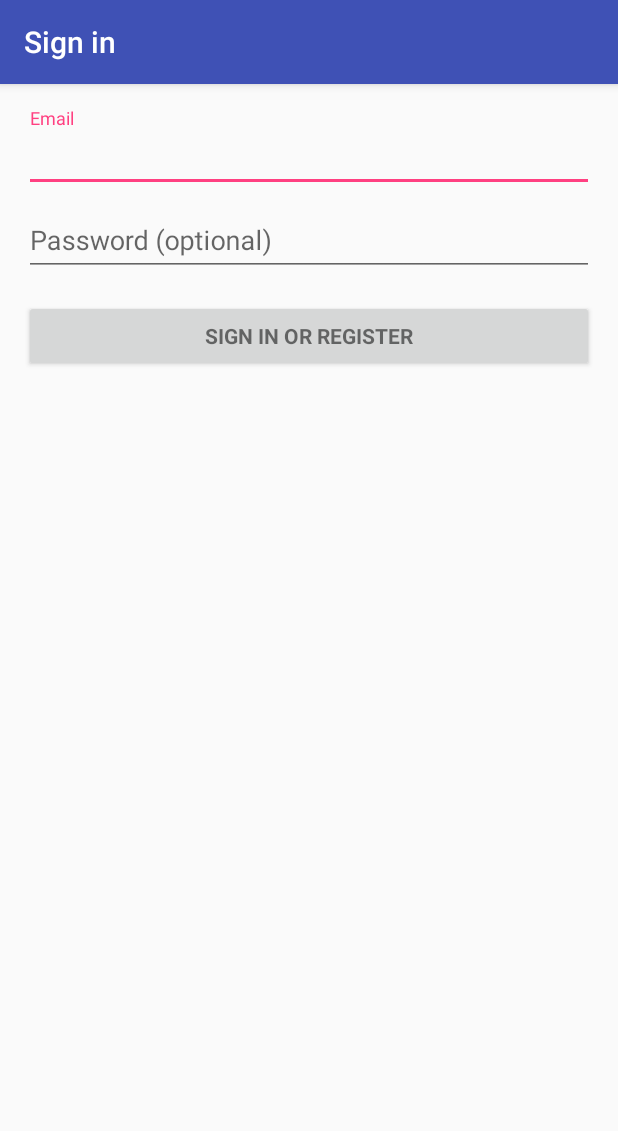
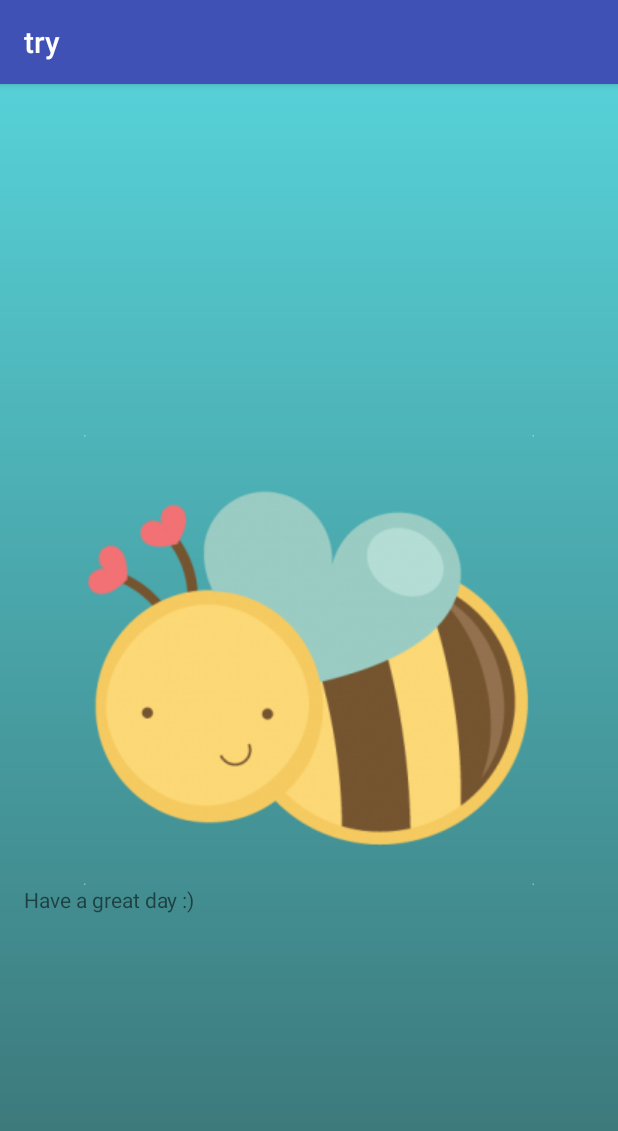
Before and after one commit to Galit1321/Android, an Android app: the first screen one second after launch (LoginActivity before the commit, MainActivity after it), on a phone screen of 412 x 824 dp. Shown: the top 1131 px of the screen. Run offline under Robolectric (Android 15) with nearby library versions, the phone set to English and light mode, and no system bars.

Commit message:
change stirng of main activity and modified login java

```diff
--- a/app/src/main/java/com/example/revit/atry/MainActivity.java
+++ b/app/src/main/java/com/example/revit/atry/MainActivity.java
@@ -4,6 +4,8 @@ import android.content.Intent;
 import android.graphics.Color;
 import android.os.Bundle;
 
+import android.os.Handler;
+import android.os.Message;
 import android.support.v7.app.AppCompatActivity;
 import android.support.v7.widget.Toolbar;
 import android.view.View;
@@ -17,39 +19,25 @@ import android.widget.ViewSwitcher;
 
 public class MainActivity extends AppCompatActivity {
 
-    String textSwitcherText[] = {"TextSwitcher Example", "Next Text in TextSwitcher", "Android TextSwitcher", "TextSwitcher Tutorial", "TextSwitcher in Android"};
 
-    TextSwitcher textSwitcher;
-
-    int switcherText = textSwitcherText.length;
-    int counter = -1;
 
     @Override
     protected void onCreate(Bundle savedInstanceState) {
         super.onCreate(savedInstanceState);
 
         setContentView(R.layout.activity_main);//go to layout file and bring me activitymain file
-        Intent i=new Intent(MainActivity.this,LoginActivity.class);//move to the explition window
-        startActivity(i);
-      /*textSwitcher = (TextSwitcher) findViewById(R.id.text);
+        Handler h = new Handler(){
+            @Override
+            public void handleMessage(Message msg) {
 
-        textSwitcher.setFactory(new ViewSwitcher.ViewFactory() {
-            @Override
-            public View makeView() {
-                TextView switcherTextView = new TextView(getApplicationContext());
-                switcherTextView.setTextSize(24);
-                switcherTextView.setTextColor(Color.RED);
-                switcherTextView.setText("Click The Below Button");
-                switcherTextView.setShadowLayer(6, 6, 6, Color.BLACK);
-                return switcherTextView;
+                Intent i=new Intent(MainActivity.this,LoginActivity.class);//move to the explition window
+                startActivity(i);
             }
-        });
+        };
 
-        Animation animationOut = AnimationUtils.loadAnimation(this, android.R.anim.slide_out_right);
-        Animation animationIn = AnimationUtils.loadAnimation(this, android.R.anim.slide_in_left);
+        h.sendEmptyMessageDelayed(0, 5000); // wait  seconds and move to next page
 
-        textSwitcher.setOutAnimation(animationOut);
-        textSwitcher.setInAnimation(animationIn);*/
+
     }
 
 
--- a/app/src/main/res/layout/activity_login.xml
+++ b/app/src/main/res/layout/activity_login.xml
@@ -31,10 +31,10 @@
                 android:layout_height="wrap_content">
 
                 <AutoCompleteTextView
-                    android:id="@+id/email"
+                    android:id="@+id/username"
                     android:layout_width="match_parent"
                     android:layout_height="wrap_content"
-                    android:hint="@string/prompt_email"
+                    android:hint="@string/prompt_username"
                     android:inputType="textEmailAddress"
                     android:maxLines="1"
                     android:singleLine="true" />
@@ -60,7 +60,7 @@
             </android.support.design.widget.TextInputLayout>
 
             <Button
-                android:id="@+id/email_sign_in_button"
+                android:id="@+id/sign_in_button"
                 style="?android:textAppearanceSmall"
                 android:layout_width="match_parent"
                 android:layout_height="wrap_content"
--- a/app/src/main/res/layout/activity_main.xml
+++ b/app/src/main/res/layout/activity_main.xml
@@ -4,14 +4,47 @@
     android:layout_width="match_parent"
     android:layout_height="match_parent"
     android:padding="@dimen/activity_horizontal_margin"
-android:background="@drawable/splah_bg">
+    android:background="@drawable/splah_bg">
 
     <ImageView
         android:layout_width="fill_parent"
         android:layout_height="wrap_content"
         android:layout_centerInParent="true"
         android:id="@+id/logo"
-android:src="@drawable/logo"
+        android:src="@drawable/logo"
         />
+    <ViewFlipper
+        android:id="@+id/viewFlipper1"
+        android:autoStart="true"
+        android:flipInterval="1000"
+        android:layout_height="wrap_content"
+        android:layout_width="fill_parent"
+        android:layout_below="@id/logo">
+        <TextView
+            android:id="@+id/Shalom_textview"
+            android:text="@string/Shalom"
+            android:layout_height="wrap_content"
+            android:layout_width="fill_parent" />
+        <TextView
+            android:id="@+id/Have_textview"
+            android:text="@string/day"
+            android:layout_height="wrap_content"
+            android:layout_width="fill_parent" />
+        <TextView
+            android:id="@+id/Enjoy_textview"
+            android:text="@string/Enjoy"
+            android:layout_height="wrap_content"
+            android:layout_width="fill_parent" />
+        <TextView
+            android:id="@+id/Wish_textview"
+            android:text="@string/Wise"
+            android:layout_height="wrap_content"
+            android:layout_width="fill_parent" />
+        <TextView
+            android:id="@+id/Goodbye_textview"
+            android:text="@string/Gooodbye"
+            android:layout_height="wrap_content"
+            android:layout_width="fill_parent" />
+    </ViewFlipper>
 
 </RelativeLayout>
--- a/app/src/main/res/values/strings.xml
+++ b/app/src/main/res/values/strings.xml
@@ -2,12 +2,19 @@
     <string name="app_name">try</string>
     <string name="title_activity_login">Sign in</string>
 
+    <!--String of Main activity-->
+
+    <string name="Shalom">Shalom</string>
+    <string name="Gooodbye">Goodbye</string>
+    <string name="Wise">Wish you well!</string>
+    <string name="Enjoy">"Enjoy the App"</string>
+    <string name="day">Have a great day :)</string>
     <!-- Strings related to login -->
-    <string name="prompt_email">Email</string>
+    <string name="prompt_username">UserName</string>
     <string name="prompt_password">Password (optional)</string>
     <string name="action_sign_in">Sign in or register</string>
     <string name="action_sign_in_short">Sign in</string>
-    <string name="error_invalid_email">This email address is invalid</string>
+    <string name="error_invalid_username">This username is invalid</string>
     <string name="error_invalid_password">This password is too short</string>
     <string name="error_incorrect_password">This password is incorrect</string>
     <string name="error_field_required">This field is required</string>
--- a/build.gradle
+++ b/build.gradle
@@ -5,7 +5,7 @@ buildscript {
         jcenter()
     }
     dependencies {
-        classpath 'com.android.tools.build:gradle:2.1.0'
+        classpath 'com.android.tools.build:gradle:2.1.2'
 
         // NOTE: Do not place your application dependencies here; they belong
         // in the individual module build.gradle files
```
Also changed, not shown: app/src/main/java/com/example/revit/atry/LoginActivity.java (+19 -19 lines), 1 other file.
